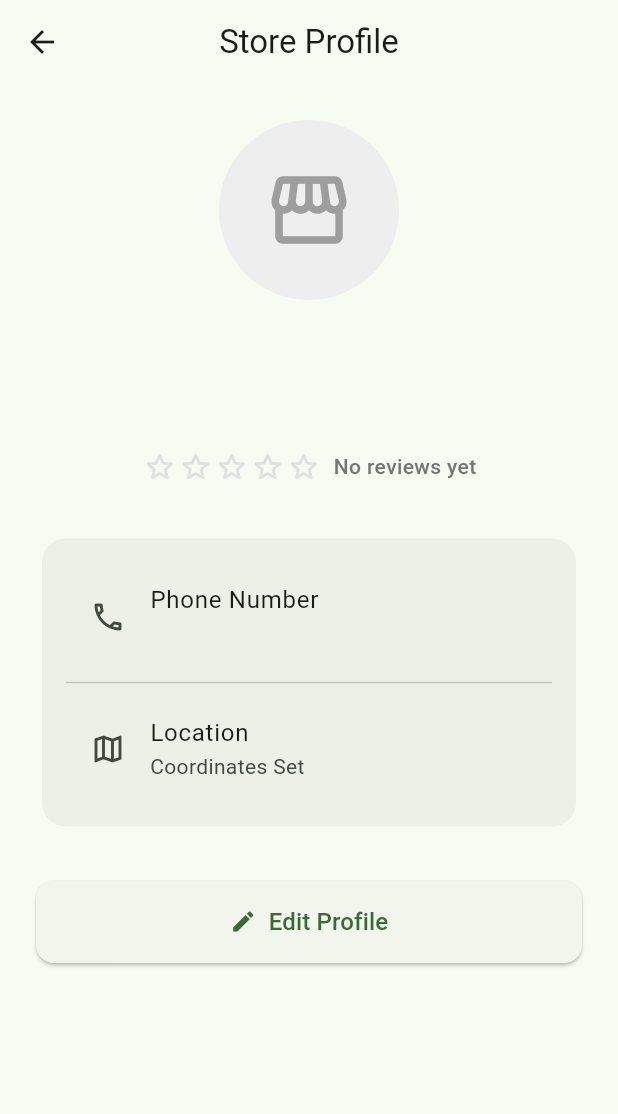
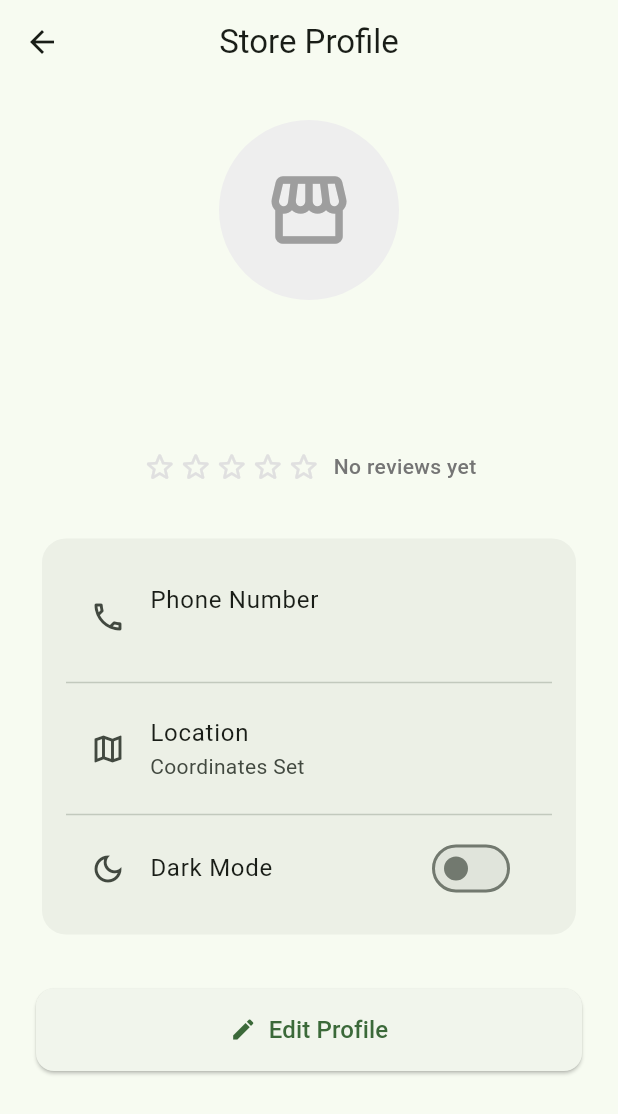
Before and after one commit to YinXuanYX/KitaHack2026, a Flutter app: the VendorProfileScreen screen opened directly, on a phone screen of 412 x 824 dp. Shown: the top 1114 px of the screen. Run offline on Flutter 3.47's test engine with Material 3 defaults, Android fonts, the phone set to English and light mode, and no system bars; our stand-ins replace cloud_firestore, firebase_auth, firebase_core, firebase_storage, flutter_local_notifications, flutter_typeahead and 6 more; missing offline and left inert: mobile_scanner; accounts and stored records are empty; network calls fail.

Commit message:
Completed polishing

```diff
--- a/lib/screens/consumer/consumer_main_screen.dart
+++ b/lib/screens/consumer/consumer_main_screen.dart
@@ -1,13 +1,14 @@
 import 'package:flutter/material.dart';
-import 'package:flutter_local_notifications/flutter_local_notifications.dart';
 import 'package:cloud_firestore/cloud_firestore.dart';
 import 'package:firebase_auth/firebase_auth.dart';
+import 'package:provider/provider.dart';
 import 'dart:async';
 import '../../services/auth_service.dart';
 import 'consumer_home_screen.dart'; // Map Page
 import 'orders/consumer_orders_screen.dart';
 import 'profile/consumer_profile_screen.dart';
 import '../chatbot_screen.dart';
+import 'package:flutter_local_notifications/flutter_local_notifications.dart';
 
 class ConsumerMainScreen extends StatefulWidget {
   final int initialIndex;
@@ -145,7 +146,7 @@ class _ConsumerMainScreenState extends State<ConsumerMainScreen> {
         actions: [
           IconButton(
             icon: const Icon(Icons.logout),
-            onPressed: () => AuthService().signOut(),
+            onPressed: () => context.read<AuthService>().signOut(),
           ),
         ],
       ),
@@ -182,6 +183,7 @@ class _ConsumerMainScreenState extends State<ConsumerMainScreen> {
           color: Theme.of(context).colorScheme.primary,
         ),
       ),
+      floatingActionButtonLocation: FloatingActionButtonLocation.startFloat,
     );
   }
 }
--- a/lib/screens/consumer/profile/consumer_profile_screen.dart
+++ b/lib/screens/consumer/profile/consumer_profile_screen.dart
@@ -1,8 +1,10 @@
 import 'package:flutter/material.dart';
 import 'package:cloud_firestore/cloud_firestore.dart';
 import 'package:firebase_auth/firebase_auth.dart';
+import 'package:provider/provider.dart';
 import 'dart:convert';
 import 'consumer_edit_profile_screen.dart';
+import '../../../services/theme_provider.dart';
 
 class ConsumerProfileScreen extends StatefulWidget {
   const ConsumerProfileScreen({super.key});
@@ -77,6 +79,8 @@ class _ConsumerProfileScreenState extends State<ConsumerProfileScreen> {
     if (user == null) {
        return const Center(child: Text('Not logged in.'));
     }
+
+    final themeProvider = context.watch<ThemeProvider>();
 
     return StreamBuilder<QuerySnapshot>(
       stream: FirebaseFirestore.instance.collection('orders').where('consumerId', isEqualTo: user.uid).where('status', isEqualTo: 'claimed').snapshots(),
@@ -153,6 +157,15 @@ class _ConsumerProfileScreenState extends State<ConsumerProfileScreen> {
                         title: const Text('Phone Number'),
                         subtitle: Text(phone),
                       ),
+                      const Divider(),
+                      SwitchListTile(
+                        secondary: const Icon(Icons.dark_mode_outlined),
+                        title: const Text('Dark Mode'),
+                        value: themeProvider.isDarkMode,
+                        onChanged: (value) {
+                          themeProvider.toggleTheme(value);
+                        },
+                      ),
                     ],
                   ),
                 ),
--- a/lib/screens/vendor/profile/vendor_profile_screen.dart
+++ b/lib/screens/vendor/profile/vendor_profile_screen.dart
@@ -1,9 +1,11 @@
 import 'package:flutter/material.dart';
 import 'package:cloud_firestore/cloud_firestore.dart';
 import 'package:firebase_auth/firebase_auth.dart';
+import 'package:provider/provider.dart';
 import 'dart:convert';
 import 'vendor_edit_profile_screen.dart';
 import '../../../services/rating_service.dart';
+import '../../../services/theme_provider.dart';
 
 class VendorProfileScreen extends StatefulWidget {
   const VendorProfileScreen({super.key});
@@ -93,6 +95,7 @@ class _VendorProfileScreenState extends State<VendorProfileScreen> {
     }
 
     final user = FirebaseAuth.instance.currentUser;
+    final themeProvider = context.watch<ThemeProvider>();
 
     final storeName = _vendorData?['storeName'] ?? 'Store Name';
     final profileImageUrl = _vendorData?['profileImageUrl'];
@@ -188,6 +191,15 @@ class _VendorProfileScreenState extends State<VendorProfileScreen> {
                       title: const Text('Location'),
                       subtitle: Text(_vendorData?['lat'] != null ? 'Coordinates Set' : 'No location set'),
                     ),
+                    const Divider(),
+                    SwitchListTile(
+                      secondary: const Icon(Icons.dark_mode_outlined),
+                      title: const Text('Dark Mode'),
+                      value: themeProvider.isDarkMode,
+                      onChanged: (value) {
+                        themeProvider.toggleTheme(value);
+                      },
+                    ),
                   ],
                 ),
               ),
--- a/lib/screens/vendor/vendor_home_screen.dart
+++ b/lib/screens/vendor/vendor_home_screen.dart
@@ -1,5 +1,6 @@
 import 'package:flutter/material.dart';
 import 'package:permission_handler/permission_handler.dart';
+import 'package:provider/provider.dart';
 import '../../services/auth_service.dart';
 import 'dashboard/vendor_dashboard_screen.dart';
 import 'inventory/vendor_inventory_screen.dart';
@@ -58,7 +59,7 @@ class _VendorHomeScreenState extends State<VendorHomeScreen> {
         actions: [
           IconButton(
             icon: const Icon(Icons.logout),
-            onPressed: () => AuthService().signOut(),
+            onPressed: () => context.read<AuthService>().signOut(),
           ),
         ],
       ),
@@ -100,6 +101,7 @@ class _VendorHomeScreenState extends State<VendorHomeScreen> {
           color: Theme.of(context).colorScheme.primary,
         ),
       ),
+      floatingActionButtonLocation: FloatingActionButtonLocation.startFloat,
     );
   }
 }
--- /dev/null
+++ b/lib/services/theme_provider.dart
@@ -0,0 +1,14 @@
+import 'package:flutter/material.dart';
+
+class ThemeProvider extends ChangeNotifier {
+  ThemeMode _themeMode = ThemeMode.light;
+
+  ThemeMode get themeMode => _themeMode;
+
+  bool get isDarkMode => _themeMode == ThemeMode.dark;
+
+  void toggleTheme(bool isOn) {
+    _themeMode = isOn ? ThemeMode.dark : ThemeMode.light;
+    notifyListeners();
+  }
+}
```
Also changed, not shown: lib/main.dart (+15 -0 lines), lib/screens/auth/login_screen.dart (+6 -3 lines), lib/screens/consumer/consumer_home_screen.dart (+7 -7 lines).
